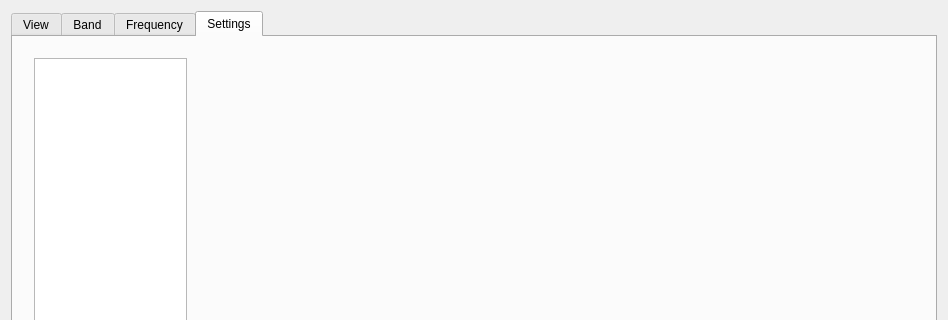
This is wfmain.ui in adecarolis/wfweb as Qt 5 draws it before an edit; both pictures show x 0 to 948 and y 0 to 320 of the 948 by 554 pixel window. The edited form follows.
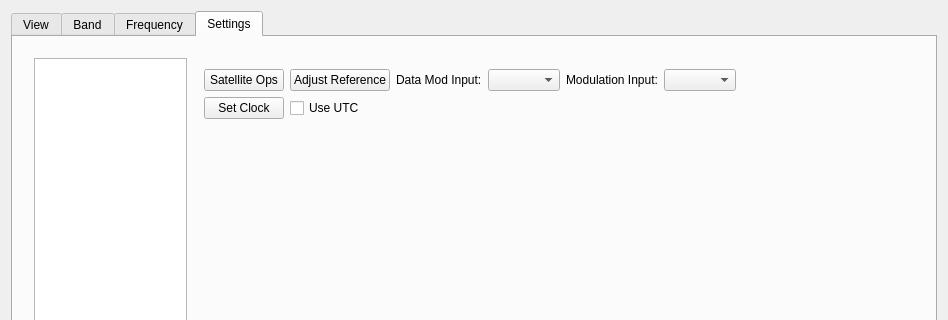
This is the edited form. The open tabs and pages were chosen to show the change. Custom widgets are drawn as their Qt base class.

Commit message: Brought back the Save Settings button

```diff
--- a/wfmain.ui
+++ b/wfmain.ui
@@ -2794,8 +2794,146 @@
               </item>
              </layout>
             </widget>
-            <widget class="QWidget" name="radioSettings"/>
-            <widget class="QWidget" name="radioServer"/>
+            <widget class="QWidget" name="radioSettings">
+             <layout class="QVBoxLayout" name="verticalLayout_25">
+              <item>
+               <layout class="QHBoxLayout" name="horizontalLayout_30">
+                <item>
+                 <widget class="QPushButton" name="satOpsBtn">
+                  <property name="text">
+                   <string>Satellite Ops</string>
+                  </property>
+                 </widget>
+                </item>
+                <item>
+                 <widget class="QPushButton" name="adjRefBtn">
+                  <property name="toolTip">
+                   <string>&lt;html&gt;&lt;head/&gt;&lt;body&gt;&lt;p&gt;Click here to adjust the frequency reference on the IC-9700.&lt;/p&gt;&lt;/body&gt;&lt;/html&gt;</string>
+                  </property>
+                  <property name="text">
+                   <string>Adjust Reference</string>
+                  </property>
+                 </widget>
+                </item>
+                <item>
+                 <widget class="QLabel" name="label_29">
+                  <property name="text">
+                   <string>Data Mod Input:</string>
+                  </property>
+                 </widget>
+                </item>
+                <item>
+                 <widget class="QComboBox" name="modInputDataCombo">
+                  <property name="accessibleName">
+                   <string>Data Modulation Input</string>
+                  </property>
+                  <property name="accessibleDescription">
+                   <string>Transmit Data-mode modulation input source</string>
+                  </property>
+                  <property name="sizeAdjustPolicy">
+                   <enum>QComboBox::AdjustToContents</enum>
+                  </property>
+                 </widget>
+                </item>
+                <item>
+                 <widget class="QLabel" name="label_27">
+                  <property name="text">
+                   <string>Modulation Input:</string>
+                  </property>
+                 </widget>
+                </item>
+                <item>
+                 <widget class="QComboBox" name="modInputCombo">
+                  <property name="accessibleName">
+                   <string>Modulation Input</string>
+                  </property>
+                  <property name="accessibleDescription">
+                   <string>Transmit modulation source</string>
+                  </property>
+                  <property name="sizeAdjustPolicy">
+                   <enum>QComboBox::AdjustToContents</enum>
+                  </property>
+                 </widget>
+                </item>
+                <item>
+                 <spacer name="horizontalSpacer_15">
+                  <property name="orientation">
+                   <enum>Qt::Horizontal</enum>
+                  </property>
+                  <property name="sizeHint" stdset="0">
+                   <size>
+                    <width>40</width>
+                    <height>20</height>
+                   </size>
+                  </property>
+                 </spacer>
+                </item>
+               </layout>
+              </item>
+              <item>
+               <layout class="QHBoxLayout" name="horizontalLayout_31">
+                <item>
+                 <widget class="QPushButton" name="pushButton">
+                  <property name="text">
+                   <string>Set Clock</string>
+                  </property>
+                 </widget>
+                </item>
+                <item>
+                 <widget class="QCheckBox" name="checkBox">
+                  <property name="text">
+                   <string>Use UTC</string>
+                  </property>
+                 </widget>
+                </item>
+                <item>
+                 <spacer name="horizontalSpacer_16">
+                  <property name="orientation">
+                   <enum>Qt::Horizontal</enum>
+                  </property>
+                  <property name="sizeHint" stdset="0">
+                   <size>
+                    <width>40</width>
+                    <height>20</height>
+                   </size>
+                  </property>
+                 </spacer>
+                </item>
+               </layout>
+              </item>
+              <item>
+               <spacer name="verticalSpacer_3">
+                <property name="orientation">
+                 <enum>Qt::Vertical</enum>
+                </property>
+                <property name="sizeHint" stdset="0">
+                 <size>
+                  <width>20</width>
+                  <height>312</height>
+                 </size>
+                </property>
+               </spacer>
+              </item>
+             </layout>
+            </widget>
+            <widget class="QWidget" name="radioServer">
+             <widget class="QPushButton" name="udpServerSetupBtn">
+              <property name="geometry">
+               <rect>
+                <x>350</x>
+                <y>130</y>
+                <width>80</width>
+                <height>25</height>
+               </rect>
+              </property>
+              <property name="toolTip">
+               <string>&lt;html&gt;&lt;head/&gt;&lt;body&gt;&lt;p&gt;Press here to set up the built-in rig server. The built-in server is intended to allow access over the network to a serial or USB-connected radio. &lt;/p&gt;&lt;/body&gt;&lt;/html&gt;</string>
+              </property>
+              <property name="text">
+               <string>Server Setup</string>
+              </property>
+             </widget>
+            </widget>
             <widget class="QWidget" name="externalControl"/>
             <widget class="QWidget" name="audioProcessing"/>
             <widget class="QWidget" name="experimental"/>
```
Left out of the diff: 49 changed lines with no effect on the pictures.
